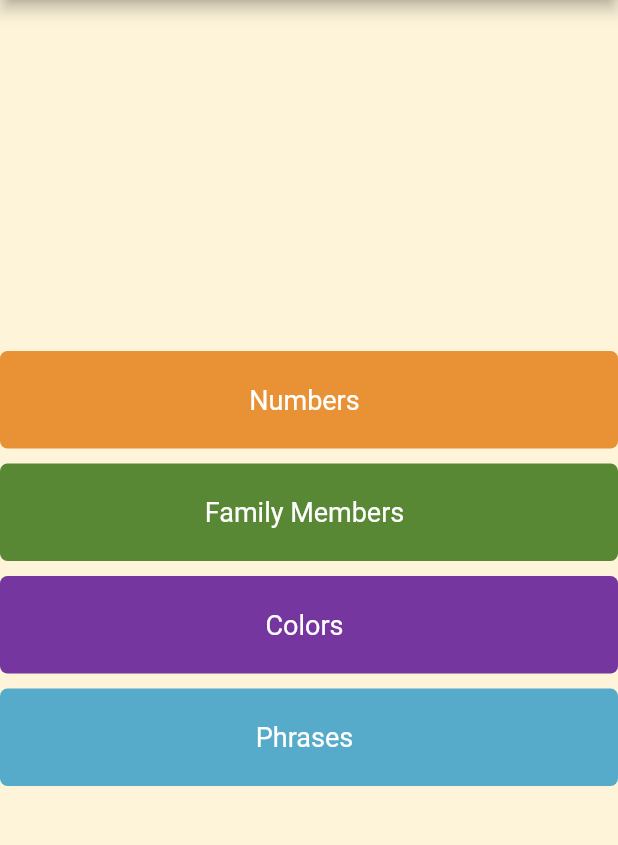
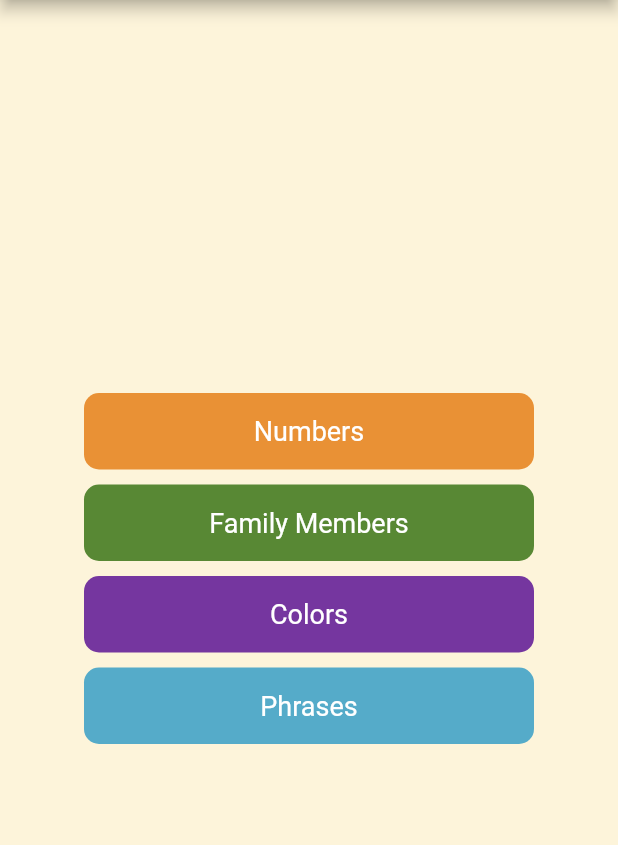
Before and after one commit to Abanoub1212/TokuApp, a Flutter app: the screen it shows after launch, on a phone screen of 412 x 824 dp, the part 84-929 px from its top. Run offline on Flutter 3.47's test engine with Material 2 defaults, Android fonts, the light colour scheme and no system bars; our stand-ins replace audioplayers.

Commit message:
Fourth Flutter Template Project

```diff
--- a/lib/Components/Catogery_Items.dart
+++ b/lib/Components/Catogery_Items.dart
@@ -10,16 +10,15 @@ class Catogery extends StatelessWidget {
       onTap: OnTap,
       child: Container(
         decoration: BoxDecoration(
-          borderRadius: BorderRadius.circular(5),
+          borderRadius: BorderRadius.circular(10),
           color: color,
         ),
         margin: const EdgeInsets.only(bottom: 10),
-        padding: const EdgeInsets.only(left: 24),
         alignment: Alignment.center,
-        height: 65,
-        width: double.infinity,
+        width: 300,
+        child: FittedBox(
           child: Padding(
-          padding: const EdgeInsets.only(right: 30),
+            padding: const EdgeInsets.symmetric(vertical: 15),
             child: Text(text!,
               style: const TextStyle(
                 fontSize: 18,
@@ -27,6 +26,7 @@ class Catogery extends StatelessWidget {
               ),),
           ),
         ),
+      ),
     );
   }
 }
--- a/lib/Components/ListItems.dart
+++ b/lib/Components/ListItems.dart
@@ -63,6 +63,7 @@ class PhraseItems extends StatelessWidget {
   @override
   Widget build(BuildContext context) {
     return Container(
+      margin: const EdgeInsets.only(bottom: 10),
       height: 100,
       color: color,
       child: Row(
--- a/lib/Screens/Home_Page.dart
+++ b/lib/Screens/Home_Page.dart
@@ -12,7 +12,8 @@ class HomePage extends StatelessWidget {
       backgroundColor: const Color(0xFFFDF4DA),
       appBar: AppBar(
           title: const Text("Toku"), backgroundColor: const Color(0xFF45312B)),
-      body: Column(
+      body: Center(
+        child: Column(
           mainAxisAlignment: MainAxisAlignment.center,
           children: [
             Catogery(
@@ -53,6 +54,7 @@ class HomePage extends StatelessWidget {
             ),
           ],
         ),
+      ),
     );
   }
 }
```
Lines whose indentation alone changed are shown as unchanged.
